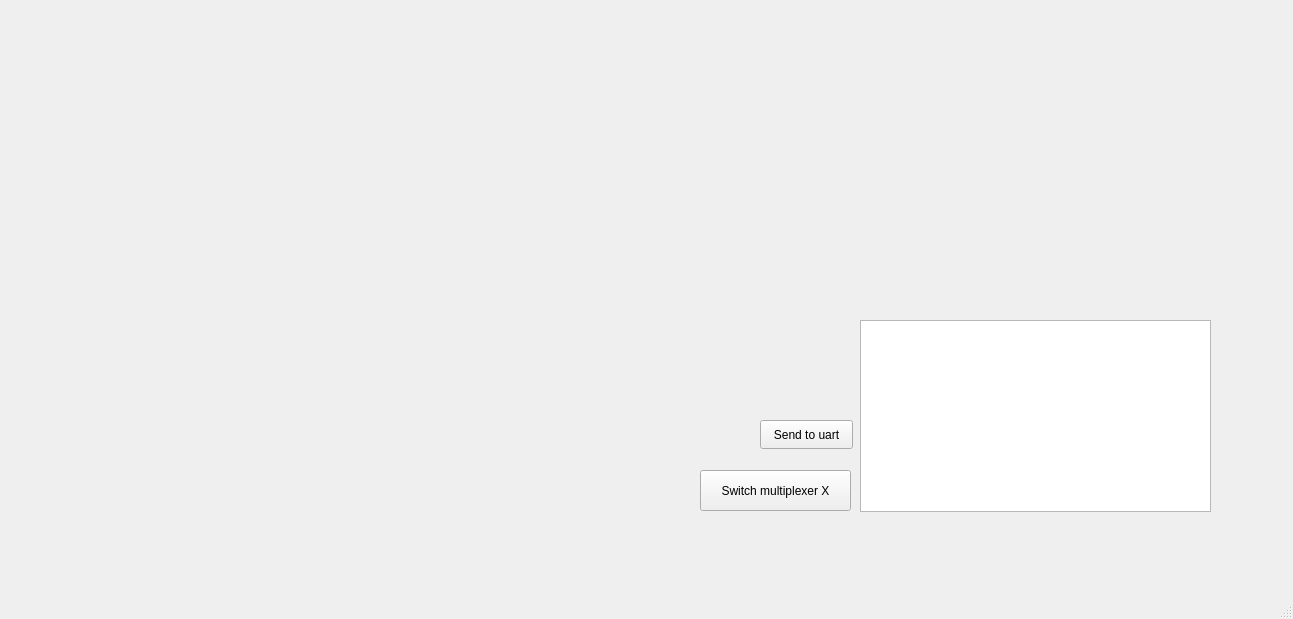
The window that customplotproject.ui (nimtram/qtApplicationDP) describes before a commit, drawn with Qt 5.
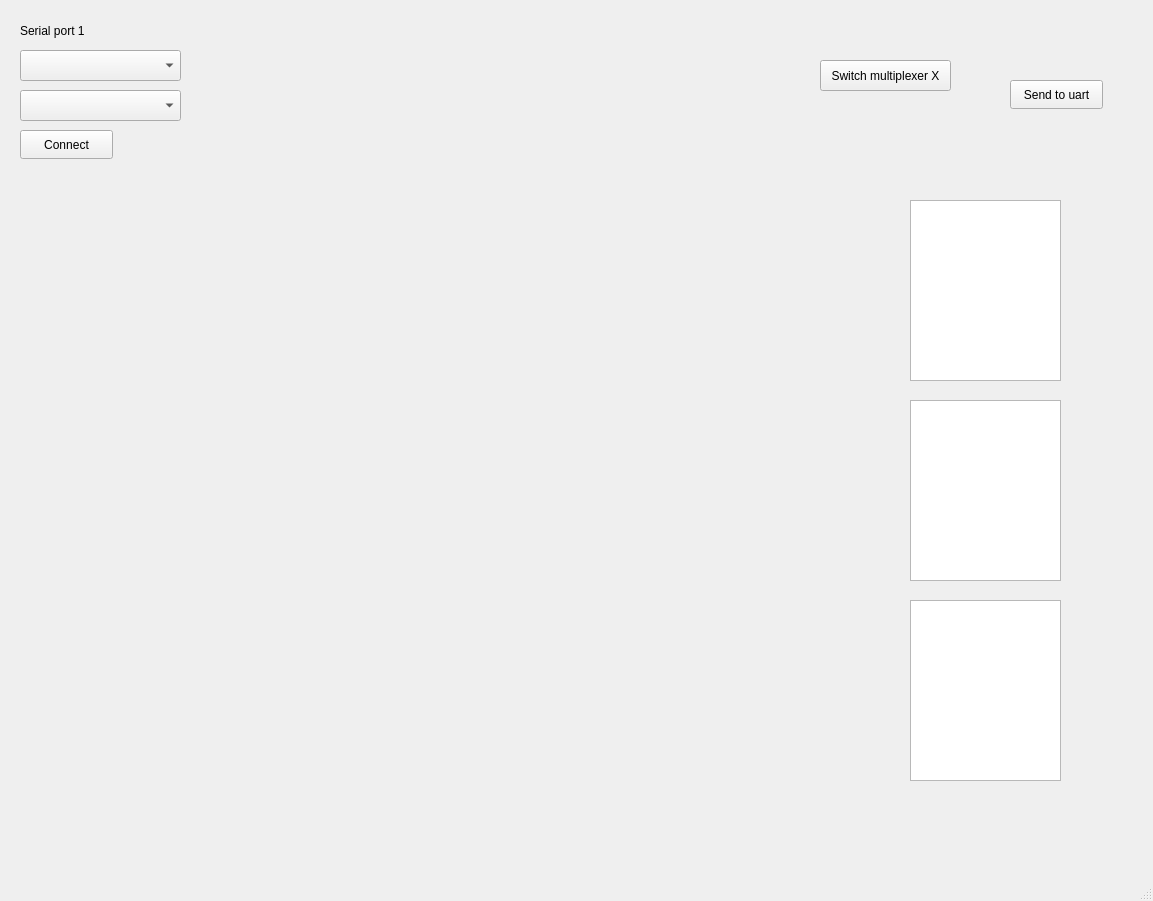
The same window after the commit. Custom widgets are drawn as their Qt base class.

Commit message: new version, added thread for serial port

Patch:
```diff
--- a/customplotproject.ui
+++ b/customplotproject.ui
@@ -6,8 +6,8 @@
    <rect>
     <x>0</x>
     <y>0</y>
-    <width>1293</width>
-    <height>619</height>
+    <width>1153</width>
+    <height>901</height>
    </rect>
   </property>
   <property name="windowTitle">
@@ -17,20 +17,20 @@
    <widget class="QCustomPlot" name="customPlot" native="true">
     <property name="geometry">
      <rect>
-      <x>30</x>
-      <y>240</y>
-      <width>541</width>
-      <height>301</height>
+      <x>20</x>
+      <y>210</y>
+      <width>451</width>
+      <height>171</height>
      </rect>
     </property>
    </widget>
    <widget class="QPushButton" name="switchMultiplexerX">
     <property name="geometry">
      <rect>
-      <x>700</x>
-      <y>470</y>
-      <width>151</width>
-      <height>41</height>
+      <x>820</x>
+      <y>60</y>
+      <width>131</width>
+      <height>31</height>
      </rect>
     </property>
     <property name="text">
@@ -40,18 +40,18 @@
    <widget class="QTextBrowser" name="uartValuesList">
     <property name="geometry">
      <rect>
-      <x>860</x>
-      <y>320</y>
-      <width>351</width>
-      <height>192</height>
+      <x>910</x>
+      <y>200</y>
+      <width>151</width>
+      <height>181</height>
      </rect>
     </property>
    </widget>
    <widget class="QPushButton" name="sendToUart">
     <property name="geometry">
      <rect>
-      <x>760</x>
-      <y>420</y>
+      <x>1010</x>
+      <y>80</y>
       <width>93</width>
       <height>29</height>
      </rect>
@@ -60,6 +60,92 @@
      <string>Send to uart</string>
     </property>
    </widget>
+   <widget class="QLabel" name="label">
+    <property name="geometry">
+     <rect>
+      <x>20</x>
+      <y>20</y>
+      <width>91</width>
+      <height>21</height>
+     </rect>
+    </property>
+    <property name="text">
+     <string>Serial port 1</string>
+    </property>
+   </widget>
+   <widget class="QComboBox" name="SerialPlot1Baud">
+    <property name="geometry">
+     <rect>
+      <x>20</x>
+      <y>90</y>
+      <width>161</width>
+      <height>31</height>
+     </rect>
+    </property>
+   </widget>
+   <widget class="QComboBox" name="SerialPlot1Port">
+    <property name="geometry">
+     <rect>
+      <x>20</x>
+      <y>50</y>
+      <width>161</width>
+      <height>31</height>
+     </rect>
+    </property>
+   </widget>
+   <widget class="QPushButton" name="SerialPort1Connect">
+    <property name="geometry">
+     <rect>
+      <x>20</x>
+      <y>130</y>
+      <width>93</width>
+      <height>29</height>
+     </rect>
+    </property>
+    <property name="text">
+     <string>Connect</string>
+    </property>
+   </widget>
+   <widget class="QCustomPlot" name="customPlot2" native="true">
+    <property name="geometry">
+     <rect>
+      <x>20</x>
+      <y>400</y>
+      <width>451</width>
+      <height>171</height>
+     </rect>
+    </property>
+   </widget>
+   <widget class="QCustomPlot" name="customPlot3" native="true">
+    <property name="geometry">
+     <rect>
+      <x>20</x>
+      <y>590</y>
+      <width>451</width>
+      <height>171</height>
+     </rect>
+    </property>
+   </widget>
+   <widget class="QTextBrowser" name="uartValuesList2">
+    <property name="geometry">
+     <rect>
+      <x>910</x>
+      <y>400</y>
+      <width>151</width>
+      <height>181</height>
+     </rect>
+    </property>
+   </widget>
+   <widget class="QTextBrowser" name="uartValuesList3">
+    <property name="geometry">
+     <rect>
+      <x>910</x>
+      <y>600</y>
+      <width>151</width>
+      <height>181</height>
+     </rect>
+    </property>
+   </widget>
   </widget>
   <widget class="QMenuBar" name="menubar">
    <property name="geometry">
```
Left out of the diff: 8 changed lines with no effect on the pictures. The commit also changes 6 other files.
